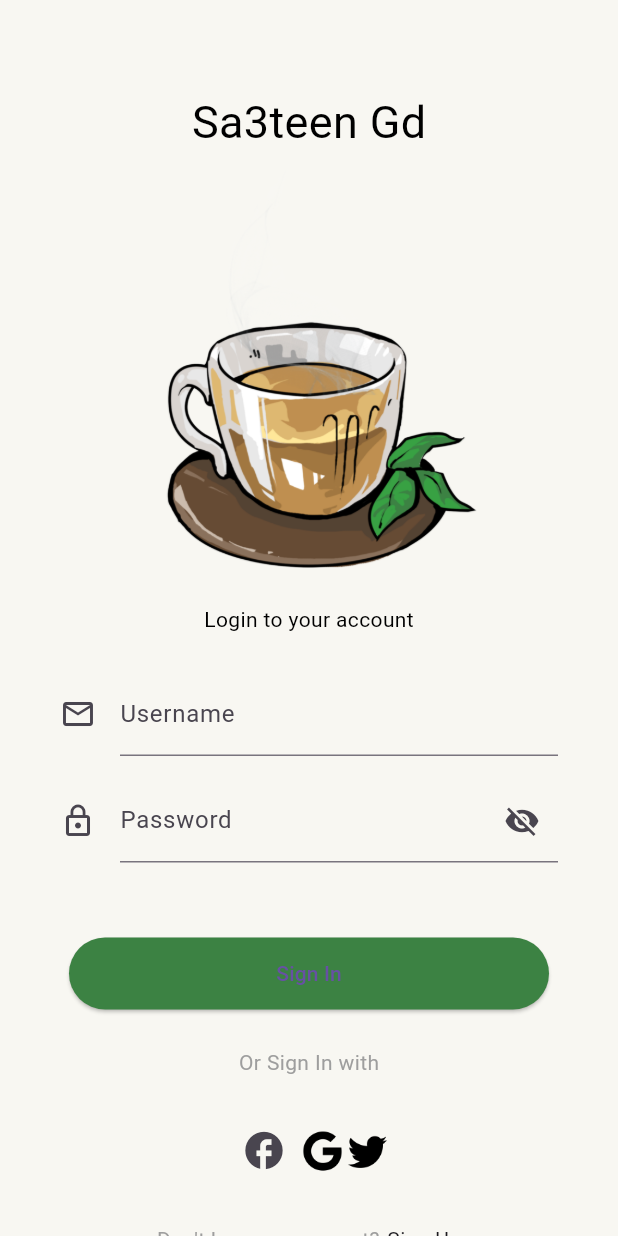
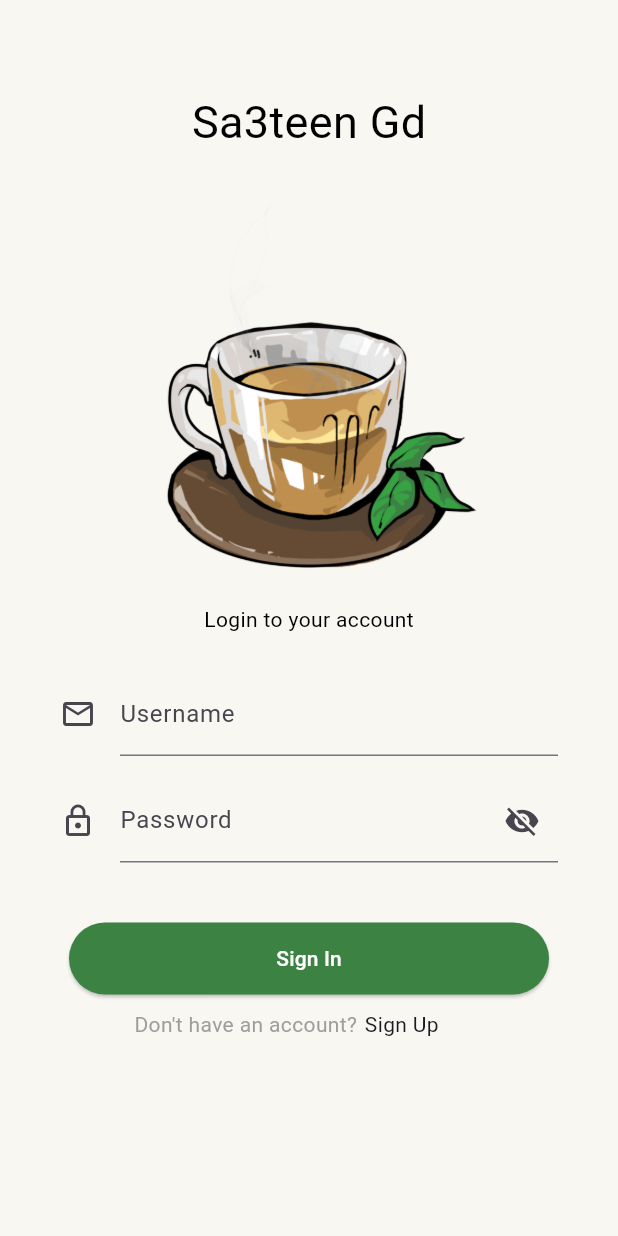
Before and after one commit to HeshamAbedelatty/Gp_Frontend, a Flutter app: the screen it shows after launch, on a phone screen of 412 x 824 dp. Run offline on Flutter 3.47's test engine with Material 3 defaults, Android fonts, the phone set to English and light mode, and no system bars; drawn by our look-alikes of flutter_easyloading; our stand-ins replace audioplayers, carousel_slider, dio, file_picker, flutter_spinkit, flutter_svg and 7 more; missing offline and left inert: syncfusion_flutter_pdf.

Commit message:
login ui

```diff
--- a/sa3teen_gd/lib/Pages/loginPage/ThePage/LoginPage.dart
+++ b/sa3teen_gd/lib/Pages/loginPage/ThePage/LoginPage.dart
@@ -374,7 +374,7 @@
                           errorText: 'Password must be at least 4 digit');
                     }
                   }),
-              const SizedBox(height: 50),
+              const SizedBox(height: 40),
               Row(
                 mainAxisAlignment: MainAxisAlignment.center,
                 children: [
@@ -436,46 +436,46 @@
                               100.0), // Adjust the border radius as needed
                         ),
                       ),
-                      child: const Text('Sign In'),
+                      child: const Text('Sign In',style: TextStyle(color: Colors.white),),
                     ),
                   )
                 ],
               ),
-              const SizedBox(height: 25),
-              const Row(
-                mainAxisAlignment: MainAxisAlignment.center,
-                children: [
-                  Text('Or Sign In with', style: TextStyle(color: Colors.grey)),
-                ],
-              ),
-              const SizedBox(
-                height: 25,
-              ),
-              Row(
-                mainAxisAlignment: MainAxisAlignment.center,
-                children: [
-                  IconButton(
-                    icon: const Icon(
-                      Icons.facebook,
-                      size: 30,
-                    ),
-                    onPressed: () {},
-                  ),
-                  Image.asset(
-                    'lib/assets/icons/843776_google_icon.png',
-                    width: 30,
-                    height: 30,
-                    color: Colors.black,
-                  ),
-                  Image.asset(
-                    'lib/assets/icons/twitter.png',
-                    width: 30,
-                    height: 30,
-                    color: Colors.black,
-                  ),
-                ],
-              ),
-              const SizedBox(height: 25),
+              const SizedBox(height: 10),
+              // const Row(
+              //   mainAxisAlignment: MainAxisAlignment.center,
+              //   children: [
+              //     Text('Or Sign In with', style: TextStyle(color: Colors.grey)),
+              //   ],
+              // ),
+              // const SizedBox(
+              //   height: 25,
+              // ),
+              // Row(
+              //   mainAxisAlignment: MainAxisAlignment.center,
+              //   children: [
+              //     IconButton(
+              //       icon: const Icon(
+              //         Icons.facebook,
+              //         size: 30,
+              //       ),
+              //       onPressed: () {},
+              //     ),
+              //     Image.asset(
+              //       'lib/assets/icons/843776_google_icon.png',
+              //       width: 30,
+              //       height: 30,
+              //       color: Colors.black,
+              //     ),
+              //     Image.asset(
+              //       'lib/assets/icons/twitter.png',
+              //       width: 30,
+              //       height: 30,
+              //       color: Colors.black,
+              //     ),
+              //   ],
+              // ),
+              // const SizedBox(height: 25),
               Row(
                 mainAxisAlignment: MainAxisAlignment.center,
                 children: [
@@ -491,8 +491,9 @@
                         Navigator.pushNamed(context, SignUpPage.id);
                       },
                       child: const Text("Sign Up")),
-                ],
+                 const SizedBox(width: 30),],
               ),
+
             ],
           ),
         ));
```
